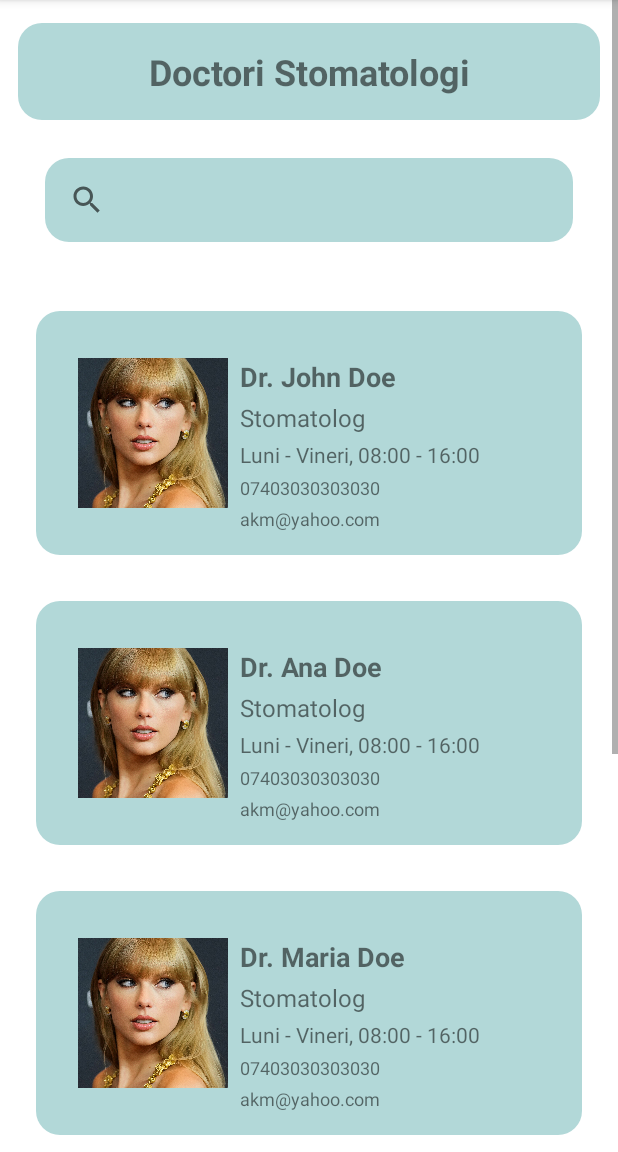
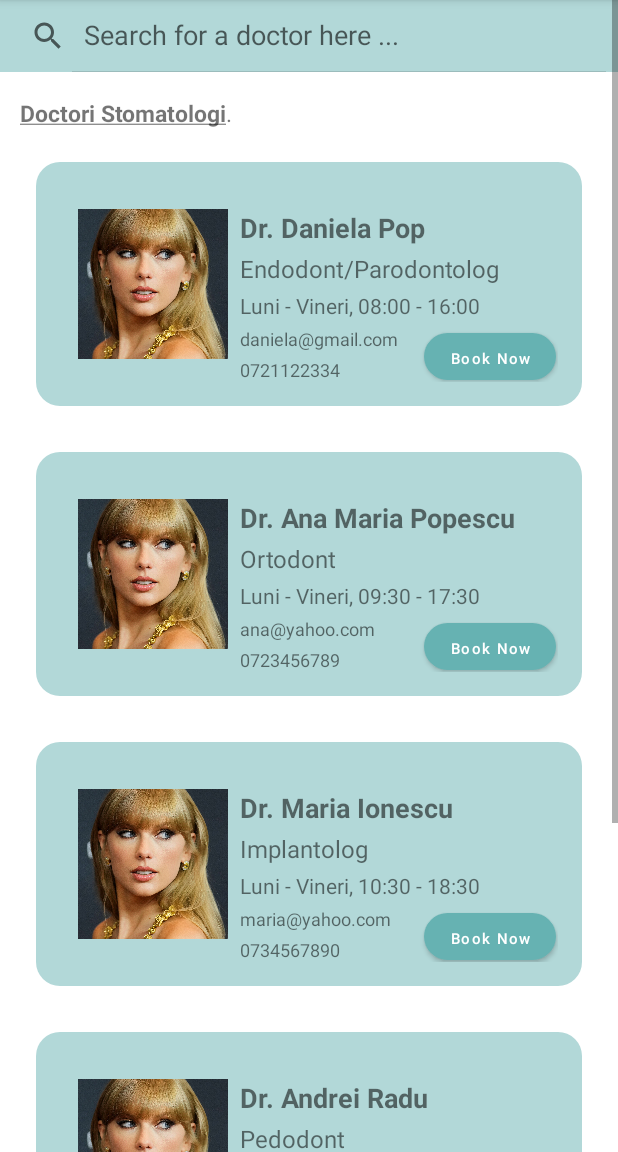
Before and after one commit to Iasmina012/DentalHub, an Android app: the MainActivity screen opened directly, with no data from a screen before it, after a tap on "Doctors Info", on a phone screen of 412 x 824 dp, the part 84-1236 px from its top. Run offline under Robolectric (Android 15) with nearby library versions, the phone set to English and light mode, and no system bars; our stand-ins replace Firebase (no records; nobody signed in at launch, a user with empty details on screens opened directly).

Commit message:
BookNow (an appointment) button

```diff
--- a/app/src/main/AndroidManifest.xml
+++ b/app/src/main/AndroidManifest.xml
@@ -11,6 +11,9 @@
         android:supportsRtl="true"
         android:theme="@style/Theme.DentalHub"
         tools:targetApi="31">
+        <activity
+            android:name=".Activity_Appointment"
+            android:exported="false" />
         <activity
             android:name=".Activity_DoctorsInfo"
             android:exported="false" />
--- a/app/src/main/java/com/upt/cti/dentalhub/Activity_DoctorsInfo.java
+++ b/app/src/main/java/com/upt/cti/dentalhub/Activity_DoctorsInfo.java
@@ -1,7 +1,9 @@
 package com.upt.cti.dentalhub;
 
+import android.content.Intent;
 import android.os.Bundle;
 import android.view.View;
+import android.widget.Button;
 import android.widget.SearchView;
 import android.widget.TextView;
 import android.widget.Toast;
@@ -20,6 +22,7 @@ public class Activity_DoctorsInfo extends AppCompatActivity {
     private SearchView searchView;
     private TextView textViewNoResults;
 
+
     @Override
     protected void onCreate(Bundle savedInstanceState) {
 
@@ -34,9 +37,9 @@ public class Activity_DoctorsInfo extends AppCompatActivity {
         recyclerView.setAdapter(doctorAdapter);
 
         textViewNoResults = findViewById(R.id.textViewNoResults);
-
         searchView = findViewById(R.id.searchView);
-        //searchView.clearFocus();
+        searchView.clearFocus();
+        searchView.setQueryHint("Search for a doctor here ...");
         searchView.setOnQueryTextListener(new SearchView.OnQueryTextListener(){
 
             @Override
@@ -53,15 +56,21 @@ public class Activity_DoctorsInfo extends AppCompatActivity {
 
         addDoctorsToList();
 
+        doctorAdapter.setOnBookNowClickListener(position -> {
+            Intent intent = new Intent(Activity_DoctorsInfo.this, Activity_Appointment.class);
+            startActivity(intent);
+        });
+
+
     }
 
     private void addDoctorsToList() {
 
-        doctorList.add(new Doctor(R.drawable.item1,"Dr. John Doe", "Stomatolog", "Luni - Vineri, 08:00 - 16:00","07403030303030", "akm@yahoo.com"));
-        doctorList.add(new Doctor(R.drawable.item1,"Dr. Ana Doe", "Stomatolog", "Luni - Vineri, 08:00 - 16:00","07403030303030", "akm@yahoo.com"));
-        doctorList.add(new Doctor(R.drawable.item1,"Dr. Maria Doe", "Stomatolog", "Luni - Vineri, 08:00 - 16:00","07403030303030", "akm@yahoo.com"));
-        doctorList.add(new Doctor(R.drawable.item1,"Dr. Daniela Doe", "Stomatolog", "Luni - Vineri, 08:00 - 16:00","07403030303030", "akm@yahoo.com"));
-        doctorList.add(new Doctor(R.drawable.item1,"Dr. Andrei Doe", "Stomatolog", "Luni - Vineri, 08:00 - 16:00","07403030303030", "akm@yahoo.com"));
+        doctorList.add(new Doctor(R.drawable.item1, "Dr. Daniela Pop", "Endodont/Parodontolog", "Luni - Vineri, 08:00 - 16:00", "0721122334", "daniela@gmail.com"));
+        doctorList.add(new Doctor(R.drawable.item1, "Dr. Ana Maria Popescu", "Ortodont", "Luni - Vineri, 09:30 - 17:30", "0723456789", "ana@yahoo.com"));
+        doctorList.add(new Doctor(R.drawable.item1, "Dr. Maria Ionescu", "Implantolog", "Luni - Vineri, 10:30 - 18:30", "0734567890", "maria@yahoo.com"));
+        doctorList.add(new Doctor(R.drawable.item1, "Dr. Andrei Radu", "Pedodont", "Luni - Vineri, 08:30 - 16:30", "0745678901", "andrei@gmail.com"));
+        doctorList.add(new Doctor(R.drawable.item1, "Dr. Elena Popa", "Protetician", "Luni - Vineri, 08:00 - 16:00", "0756789012", "elena@gmail.com"));
 
         doctorAdapter.notifyDataSetChanged();
 
@@ -78,7 +87,8 @@ public class Activity_DoctorsInfo extends AppCompatActivity {
         }
 
         if(filteredList.isEmpty()){
-            Toast.makeText(this, "No doctors found!", Toast.LENGTH_SHORT).show();
+            //Toast.makeText(this, "No doctors found!", Toast.LENGTH_SHORT).show();
+            textViewNoResults.setText("No doctors found!");
             textViewNoResults.setVisibility(View.VISIBLE);
             recyclerView.setVisibility(View.GONE);
         } else {
--- a/app/src/main/java/com/upt/cti/dentalhub/DoctorAdapter.java
+++ b/app/src/main/java/com/upt/cti/dentalhub/DoctorAdapter.java
@@ -1,9 +1,11 @@
 package com.upt.cti.dentalhub;
 
-import android.content.Context;
+import android.content.Intent;
+import android.util.Log;
 import android.view.LayoutInflater;
 import android.view.View;
 import android.view.ViewGroup;
+import android.widget.Button;
 import android.widget.ImageView;
 import android.widget.TextView;
 
@@ -12,8 +14,17 @@ import androidx.recyclerview.widget.RecyclerView;
 
 import java.util.List;
 
+interface OnBookNowClickListener {
+    void onBookNowClick(int position);
+}
+
 public class DoctorAdapter extends RecyclerView.Adapter<DoctorAdapter.ViewHolder> {
     private List<Doctor> doctorList;
+    private OnBookNowClickListener bookNowClickListener;
+
+    public void setOnBookNowClickListener(OnBookNowClickListener listener) {
+        this.bookNowClickListener = listener;
+    }
 
     public class ViewHolder extends RecyclerView.ViewHolder {
         TextView nameTextView;
@@ -22,6 +33,8 @@ public class DoctorAdapter extends RecyclerView.Adapter<DoctorAdapter.ViewHolder
         TextView phoneNumberTextView;
         TextView emailTextView;
         ImageView doctorImageView;
+
+        Button bookNowButton;
 
         public ViewHolder(View view) {
 
@@ -32,6 +45,14 @@ public class DoctorAdapter extends RecyclerView.Adapter<DoctorAdapter.ViewHolder
             phoneNumberTextView = view.findViewById(R.id.textView_phoneNumber);
             emailTextView = view.findViewById(R.id.textView_email);
             doctorImageView = view.findViewById(R.id.imageView_doctor);
+
+
+            bookNowButton = itemView.findViewById(R.id.bookNowButton);
+            bookNowButton.setOnClickListener(v -> {
+                if (bookNowClickListener != null) {
+                    bookNowClickListener.onBookNowClick(getAdapterPosition());
+                }
+            });
 
         }
     }
--- a/app/src/main/java/com/upt/cti/dentalhub/MainActivity.java
+++ b/app/src/main/java/com/upt/cti/dentalhub/MainActivity.java
@@ -34,11 +34,11 @@ public class MainActivity extends AppCompatActivity {
         setAuthListener();
         setAuthInstance();
 
-        DoctorsInfo = (LinearLayout)findViewById(R.id.linearlayout1);
-        TBD1 = (LinearLayout)findViewById(R.id.linearlayout2);
-        TBD2 = (LinearLayout)findViewById(R.id.linearlayout3);
-        TBD3 = (LinearLayout)findViewById(R.id.linearlayout4);
-        TBD4 = (LinearLayout)findViewById(R.id.linearlayout5);
+        DoctorsInfo = findViewById(R.id.linearlayout1);
+        TBD1 = findViewById(R.id.linearlayout2);
+        TBD2 = findViewById(R.id.linearlayout3);
+        TBD3 = findViewById(R.id.linearlayout4);
+        TBD4 = findViewById(R.id.linearlayout5);
 
         DoctorsInfo.setOnClickListener(v -> {
             Intent i= new Intent(getApplicationContext(),Activity_DoctorsInfo.class);
--- a/app/src/main/res/layout/activity_doctors_info.xml
+++ b/app/src/main/res/layout/activity_doctors_info.xml
@@ -9,34 +9,16 @@
     android:layout_width="match_parent"
     android:layout_height="match_parent">
 
-        <TextView
-            android:id="@+id/titleTextView"
-            android:layout_width="match_parent"
-            android:layout_height="wrap_content"
-            android:text="Doctori Stomatologi"
-            android:textAlignment="center"
-            android:textSize="24sp"
-            android:textStyle="bold"
-            android:padding="16dp"
-            android:background="@drawable/rounded_bg"
-            android:layout_marginLeft="12dp"
-            android:layout_marginRight="12dp"
-            android:layout_marginBottom="15dp"
-            android:layout_marginTop="15dp"/>
 
         <android.widget.SearchView
             android:id="@+id/searchView"
             android:layout_width="match_parent"
             android:layout_height="wrap_content"
             android:layout_gravity="center"
-            android:background="@drawable/rounded_bg"
-            android:layout_below="@id/titleTextView"
-            android:layout_marginLeft="30dp"
-            android:layout_marginRight="30dp"
+            android:background="@color/lightTeal"
             android:layout_marginBottom="15dp"
-            android:layout_marginTop="10dp"
-            app:queryHint="Search for a doctor here ..."
-            app:iconifiedByDefault="false"/>
+            android:iconifiedByDefault="false"
+            app:queryHint="Search for a doctor here ..."/>
 
         <TextView
             android:id="@+id/textViewNoResults"
@@ -49,18 +31,29 @@
             android:layout_marginLeft="12dp"
             android:layout_marginRight="12dp"
             android:layout_marginBottom="15dp"
-            android:layout_marginTop="15dp"/>
+            android:layout_marginTop="110dp"/>
+
+        <TextView
+            android:id="@+id/titleTextView"
+            android:layout_width="match_parent"
+            android:layout_height="wrap_content"
+            android:textSize="15sp"
+            android:text="@string/doctors"
+            android:padding="1dp"
+            android:layout_below="@id/searchView"
+            android:layout_marginLeft="12dp"
+            android:layout_marginRight="12dp"/>
 
         <!-- Doctor List -->
         <androidx.recyclerview.widget.RecyclerView
             android:id="@+id/recyclerView"
             android:layout_width="match_parent"
             android:layout_height="match_parent"
-            android:layout_below="@id/searchView"
+            android:layout_below="@id/titleTextView"
             android:layout_marginLeft="12dp"
             android:layout_marginRight="12dp"
             android:layout_marginBottom="15dp"
-            android:layout_marginTop="15dp" />
+            android:layout_marginTop="5dp"/>
 
     </RelativeLayout>
 
--- a/app/src/main/res/layout/card_doctor.xml
+++ b/app/src/main/res/layout/card_doctor.xml
@@ -1,8 +1,8 @@
 <?xml version="1.0" encoding="utf-8"?>
 
-<androidx.constraintlayout.widget.ConstraintLayout android:layout_width="match_parent"
+<androidx.constraintlayout.widget.ConstraintLayout xmlns:app="http://schemas.android.com/apk/res-auto"
+    android:layout_width="match_parent"
     android:layout_height="wrap_content"
-    xmlns:app="http://schemas.android.com/apk/res-auto"
     android:padding="16dp"
     android:background="@drawable/rounded_bg"
     android:layout_marginLeft="12dp"
@@ -55,7 +55,7 @@
         android:layout_marginTop="4dp" />
 
     <TextView
-            android:id="@+id/textView_phoneNumber"
+        android:id="@+id/textView_email"
         android:layout_width="0dp"
         android:layout_height="wrap_content"
         android:textSize="12sp"
@@ -64,12 +64,28 @@
         android:layout_marginTop="4dp" />
 
     <TextView
-            android:id="@+id/textView_email"
+        android:id="@+id/textView_phoneNumber"
         android:layout_width="0dp"
         android:layout_height="wrap_content"
         android:textSize="12sp"
-            app:layout_constraintStart_toStartOf="@id/textView_phoneNumber"
-            app:layout_constraintTop_toBottomOf="@id/textView_phoneNumber"
+        app:layout_constraintStart_toStartOf="@id/textView_email"
+        app:layout_constraintTop_toBottomOf="@id/textView_email"
         android:layout_marginTop="4dp" />
 
+    <Button
+        android:id="@+id/bookNowButton"
+        android:layout_width="wrap_content"
+        android:layout_height="31dp"
+        android:text="Book Now"
+        android:background="@drawable/rounded_bg"
+        app:layout_constraintBottom_toBottomOf="parent"
+        app:layout_constraintEnd_toEndOf="parent"
+        android:layout_marginLeft="30dp"
+        android:layout_marginTop="15sp"
+        android:layout_marginRight="30dp"
+        android:layout_marginBottom="1dp"
+        android:layout_marginEnd="1dp"
+        android:textSize="10dp"
+        android:textAllCaps="false" />
+
 </androidx.constraintlayout.widget.ConstraintLayout>
--- a/app/src/main/res/values/strings.xml
+++ b/app/src/main/res/values/strings.xml
@@ -1,3 +1,5 @@
 <resources>
     <string name="app_name">DentalHub</string>
+
+    <string name="doctors"><u><b>Doctori Stomatologi</b></u>.</string>
 </resources>
```
Also changed, not shown: app/src/main/java/com/upt/cti/dentalhub/Activity_Appointment.java (added, +24 -0 lines), app/src/main/java/com/upt/cti/dentalhub/Activity_SignUp.java (+6 -6 lines), app/src/main/res/layout/activity_appointment.xml (added, +26 -0 lines). Lines whose indentation alone changed are shown as unchanged.
